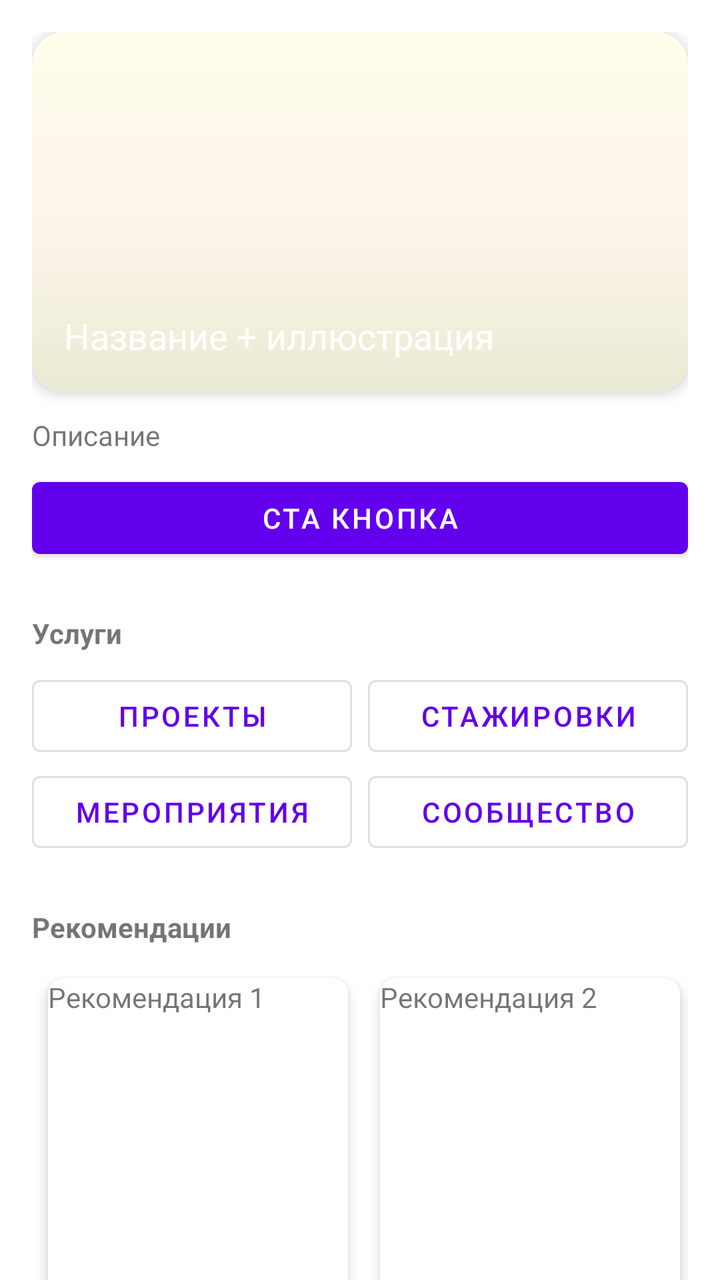
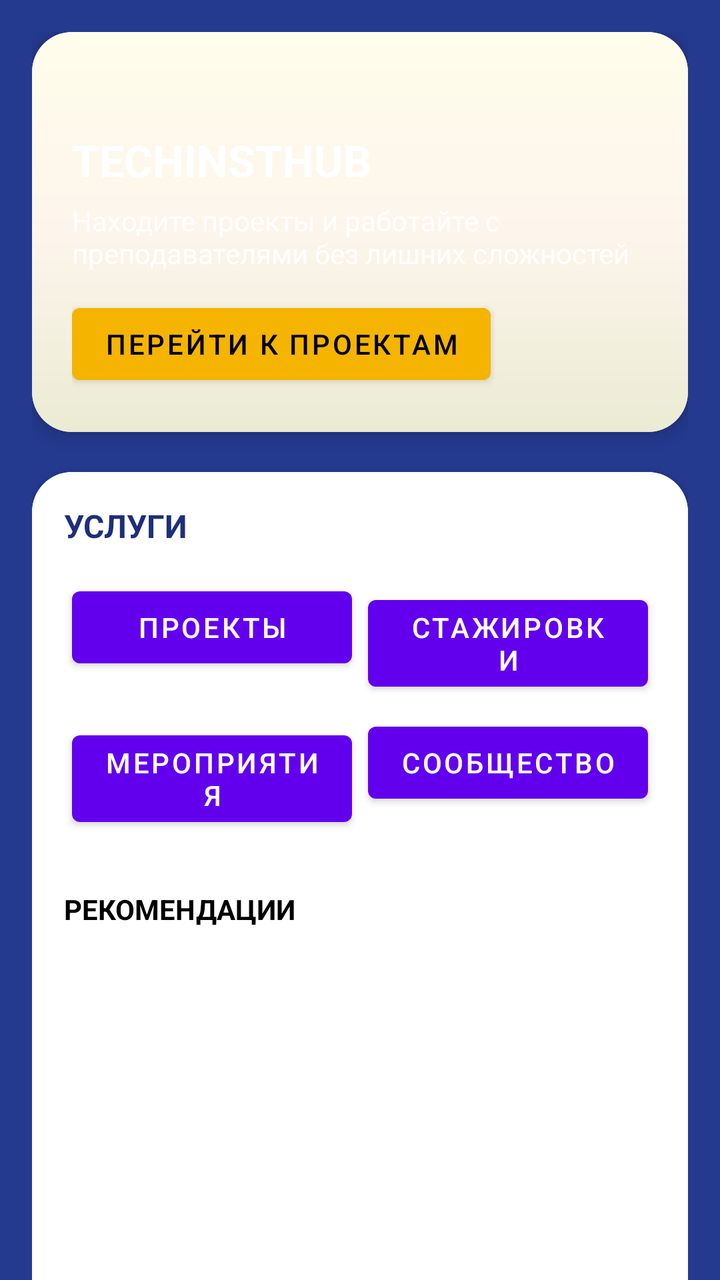

Screens rendered from an Android XML layout before and after an edit, with the pre-edit source and the edit as a unified diff.
<!-- AndroidManifest.xml: application theme Theme.MyApplication -->
<!-- res/layout/fragment_home.xml -->
<?xml version="1.0" encoding="utf-8"?>
<androidx.core.widget.NestedScrollView
    xmlns:android="http://schemas.android.com/apk/res/android"
    xmlns:app="http://schemas.android.com/apk/res-auto"
    xmlns:tools="http://schemas.android.com/tools"
    android:layout_width="match_parent"
    android:layout_height="match_parent">

    <LinearLayout
        android:layout_width="match_parent"
        android:layout_height="wrap_content"
        android:orientation="vertical"
        android:padding="16dp">

        <androidx.cardview.widget.CardView
            android:layout_width="match_parent"
            android:layout_height="180dp"
            app:cardCornerRadius="16dp"
            app:cardElevation="4dp">

            <LinearLayout
                android:layout_width="match_parent"
                android:layout_height="match_parent"
                android:orientation="vertical"
                android:gravity="bottom"
                android:background="@drawable/header_background"
                android:padding="16dp">

                <TextView
                    android:text="Название + иллюстрация"
                    android:textColor="@android:color/white"
                    android:textSize="18sp"
                    android:layout_height="wrap_content"
                    android:layout_width="wrap_content"
                    tools:ignore="HardcodedText" />

            </LinearLayout>
        </androidx.cardview.widget.CardView>

        <TextView
            android:layout_width="match_parent"
            android:layout_height="wrap_content"
            android:text="Описание"
            android:layout_marginTop="12dp"
            tools:ignore="HardcodedText" />

        <Button
            android:id="@+id/ctaButton"
            android:layout_width="match_parent"
            android:layout_height="wrap_content"
            android:text="CTA кнопка"
            android:layout_marginTop="8dp"
            tools:ignore="HardcodedText" />

        <TextView
            android:text="Услуги"
            android:textStyle="bold"
            android:layout_marginTop="24dp"
            android:layout_width="wrap_content"
            android:layout_height="wrap_content"
            tools:ignore="HardcodedText" />

        <GridLayout
            android:layout_width="match_parent"
            android:layout_height="wrap_content"
            android:columnCount="2"
            android:alignmentMode="alignMargins"
            android:columnOrderPreserved="false"
            android:layout_marginTop="8dp">

            <Button
                android:id="@+id/btnProjects"
                android:text="Проекты"
                style="@style/Widget.MaterialComponents.Button.OutlinedButton"
                android:layout_width="0dp"
                android:layout_height="wrap_content"
                android:layout_columnWeight="1"
                android:layout_marginEnd="8dp"
                tools:ignore="HardcodedText" />

            <Button
                android:id="@+id/btnInternships"
                android:text="Стажировки"
                style="@style/Widget.MaterialComponents.Button.OutlinedButton"
                android:layout_width="0dp"
                android:layout_height="wrap_content"
                android:layout_columnWeight="1"
                tools:ignore="HardcodedText" />

            <Button
                android:id="@+id/btnEvents"
                style="@style/Widget.MaterialComponents.Button.OutlinedButton"
                android:layout_width="0dp"
                android:layout_height="wrap_content"
                android:layout_row="1"
                android:layout_column="0"
                android:layout_columnWeight="1"
                android:layout_marginEnd="8dp"
                android:text="Мероприятия"
                tools:ignore="HardcodedText" />

            <Button
                android:id="@+id/btnCommunity"
                android:text="Сообщество"
                style="@style/Widget.MaterialComponents.Button.OutlinedButton"
                android:layout_width="0dp"
                android:layout_height="wrap_content"
                android:layout_columnWeight="1"
                android:layout_row="1"
                tools:ignore="HardcodedText" />

        </GridLayout>

        <TextView
            android:text="Рекомендации"
            android:textStyle="bold"
            android:layout_marginTop="24dp"
            android:id="@+id/recommendationsTitle"
            android:layout_width="wrap_content"
            android:layout_height="wrap_content"
            tools:ignore="HardcodedText" />

        <HorizontalScrollView
            android:id="@+id/RecommendationView"
            android:layout_width="match_parent"
            android:layout_height="180dp"
            android:layout_marginTop="8dp"
            app:layout_constraintTop_toBottomOf="@id/similar_projects_label"
            app:layout_constraintStart_toStartOf="parent"
            app:layout_constraintEnd_toEndOf="parent">

            <LinearLayout
                android:layout_width="wrap_content"
                android:layout_height="match_parent"
                android:orientation="horizontal">

                <androidx.cardview.widget.CardView
                    android:layout_width="150dp"
                    android:layout_height="match_parent"
                    android:layout_margin="8dp"
                    app:cardCornerRadius="8dp"
                    app:cardElevation="4dp">
                    <TextView
                        android:layout_width="wrap_content"
                        android:layout_height="wrap_content"
                        android:text="Рекомендация 1"
                        tools:ignore="HardcodedText" />
                </androidx.cardview.widget.CardView>

                <androidx.cardview.widget.CardView
                    android:layout_width="150dp"
                    android:layout_height="match_parent"
                    android:layout_margin="8dp"
                    app:cardCornerRadius="8dp"
                    app:cardElevation="4dp">
                    <TextView
                        android:layout_width="wrap_content"
                        android:layout_height="wrap_content"
                        android:text="Рекомендация 2"
                        tools:ignore="HardcodedText" />
                </androidx.cardview.widget.CardView>

                <androidx.cardview.widget.CardView
                    android:layout_width="150dp"
                    android:layout_height="match_parent"
                    android:layout_margin="8dp"
                    app:cardCornerRadius="8dp"
                    app:cardElevation="4dp">
                    <TextView
                        android:layout_width="wrap_content"
                        android:layout_height="wrap_content"
                        android:text="Рекомендация 3"
                        tools:ignore="HardcodedText" />
                </androidx.cardview.widget.CardView>

                <androidx.cardview.widget.CardView
                    android:layout_width="150dp"
                    android:layout_height="match_parent"
                    android:layout_margin="8dp"
                    app:cardCornerRadius="8dp"
                    app:cardElevation="4dp">
                    <TextView
                        android:layout_width="wrap_content"
                        android:layout_height="wrap_content"
                        android:text="Рекомендация 4"
                        tools:ignore="HardcodedText" />
                </androidx.cardview.widget.CardView>

            </LinearLayout>
        </HorizontalScrollView>


        <TextView
            android:text="Наши новости"
            android:textStyle="bold"
            android:id="@+id/newsTitle"
            android:layout_marginTop="24dp"
            android:layout_width="wrap_content"
            android:layout_height="wrap_content"
            tools:ignore="HardcodedText" />

        <androidx.recyclerview.widget.RecyclerView
            android:id="@+id/newsRecyclerView"
            android:layout_width="match_parent"
            android:nestedScrollingEnabled="false"
            android:clipToPadding="false"
            android:layout_height="wrap_content"/>

    </LinearLayout>
</androidx.core.widget.NestedScrollView>
<!-- resources referenced by this layout -->
<resources>
  <!-- drawable header_background (drawable) -->
  <shape xmlns:android="http://schemas.android.com/apk/res/android">
      <corners android:radius="0dp"/>
  
      <gradient
          android:angle="270"
          android:endColor="#FFEBEBD3"
          android:centerColor="#FFFDF5EC"
          android:startColor="#FFFFFDEB" />
  </shape>
  <style name="Theme.MyApplication" parent="Theme.MaterialComponents.DayNight.DarkActionBar">
          
          <item name="colorPrimary">@color/purple_500</item>
          <item name="colorPrimaryVariant">@color/purple_700</item>
          <item name="colorOnPrimary">@color/white</item>
          
          <item name="colorSecondary">@color/teal_200</item>
          <item name="colorSecondaryVariant">@color/teal_700</item>
          <item name="colorOnSecondary">@color/black</item>
          
          <item name="android:statusBarColor">?attr/colorPrimaryVariant</item>
          
      </style>
  <color name="purple_500">#FF6200EE</color>
  <color name="purple_700">#FF3700B3</color>
  <color name="white">#FFFFFFFF</color>
  <color name="teal_200">#FF03DAC5</color>
  <color name="teal_700">#FF018786</color>
  <color name="black">#FF000000</color>
</resources>

<!-- the commit's change to res/layout/fragment_home.xml (unified diff, before → after) -->
@@ -2,9 +2,9 @@
 <androidx.core.widget.NestedScrollView
     xmlns:android="http://schemas.android.com/apk/res/android"
     xmlns:app="http://schemas.android.com/apk/res-auto"
-    xmlns:tools="http://schemas.android.com/tools"
     android:layout_width="match_parent"
-    android:layout_height="match_parent">
+    android:layout_height="match_parent"
+    android:background="#243A8F">
 
     <LinearLayout
         android:layout_width="match_parent"
@@ -14,9 +14,9 @@
 
         <androidx.cardview.widget.CardView
             android:layout_width="match_parent"
-            android:layout_height="180dp"
-            app:cardCornerRadius="16dp"
-            app:cardElevation="4dp">
+            android:layout_height="200dp"
+            app:cardCornerRadius="20dp"
+            app:cardElevation="6dp">
 
             <LinearLayout
                 android:layout_width="match_parent"
@@ -24,187 +24,137 @@
                 android:orientation="vertical"
                 android:gravity="bottom"
                 android:background="@drawable/header_background"
-                android:padding="16dp">
+                android:padding="20dp">
 
                 <TextView
-                    android:text="Название + иллюстрация"
+                    android:text="TECHINSTHUB"
                     android:textColor="@android:color/white"
-                    android:textSize="18sp"
+                    android:textSize="22sp"
+                    android:textStyle="bold"
                     android:layout_height="wrap_content"
-                    android:layout_width="wrap_content"
-                    tools:ignore="HardcodedText" />
+                    android:layout_width="wrap_content"/>
 
+                <TextView
+                    android:text="Находите проекты и работайте с преподавателями без лишних сложностей"
+                    android:textColor="#DDFFFFFF"
+                    android:textSize="14sp"
+                    android:layout_marginTop="6dp"
+                    android:layout_height="wrap_content"
+                    android:layout_width="wrap_content"/>
+
+                <Button
+                    android:text="Перейти к проектам"
+                    android:layout_marginTop="12dp"
+                    android:backgroundTint="#F4B400"
+                    android:textColor="@android:color/black"
+                    android:layout_height="wrap_content"
+                    android:layout_width="wrap_content"/>
             </LinearLayout>
         </androidx.cardview.widget.CardView>
 
-        <TextView
+        <androidx.cardview.widget.CardView
             android:layout_width="match_parent"
             android:layout_height="wrap_content"
-            android:text="Описание"
-            android:layout_marginTop="12dp"
-            tools:ignore="HardcodedText" />
+            android:layout_marginTop="20dp"
+            app:cardCornerRadius="20dp"
+            app:cardElevation="4dp">
 
-        <Button
-            android:id="@+id/ctaButton"
+            <LinearLayout
+                android:layout_width="match_parent"
+                android:layout_height="wrap_content"
+                android:orientation="vertical"
+                android:padding="16dp"
+                android:background="@android:color/white">
+
+                <TextView
+                    android:text="УСЛУГИ"
+                    android:textStyle="bold"
+                    android:textSize="16sp"
+                    android:textColor="#1E2F7A"
+                    android:layout_height="wrap_content"
+                    android:layout_width="wrap_content"/>
+
+                <GridLayout
+                    android:layout_width="match_parent"
+                    android:layout_height="wrap_content"
+                    android:columnCount="2"
+                    android:layout_marginTop="12dp">
+
+                    <Button
+                        android:id="@+id/btnProjects"
+                        android:text="Проекты"
+                        android:layout_width="0dp"
+                        android:layout_height="wrap_content"
+                        android:layout_columnWeight="1"
+                        android:layout_margin="4dp"/>
+
+                    <Button
+                        android:text="Стажировки"
+                        android:layout_width="0dp"
+                        android:layout_height="wrap_content"
+                        android:layout_columnWeight="1"
+                        android:layout_margin="4dp"/>
+
+                    <Button
+                        android:text="Мероприятия"
+                        android:layout_width="0dp"
+                        android:layout_height="wrap_content"
+                        android:layout_columnWeight="1"
+                        android:layout_margin="4dp"/>
+
+                    <Button
+                        android:text="Сообщество"
+                        android:layout_width="0dp"
+                        android:layout_height="wrap_content"
+                        android:layout_columnWeight="1"
+                        android:layout_margin="4dp"/>
+                </GridLayout>
+                <TextView
+                    android:text="РЕКОМЕНДАЦИИ"
+                    android:textStyle="bold"
+                    android:textColor="@color/black"
+                    android:layout_marginTop="24dp"
+                    android:layout_height="wrap_content"
+                    android:layout_width="wrap_content"/>
+
+                <androidx.recyclerview.widget.RecyclerView
+                    android:id="@+id/recyclerRecommendationProjects"
+                    android:layout_width="match_parent"
+                    android:layout_height="180dp"
+                    android:layout_marginTop="8dp"
+                    android:overScrollMode="never"/>
+
+                <TextView
+                    android:layout_width="wrap_content"
+                    android:layout_height="wrap_content"
+                    android:text="смотреть все"
+                    android:textColor="@color/black"
+                    android:gravity="end"/>
+            </LinearLayout>
+
+        </androidx.cardview.widget.CardView>
+
+        <TextView
+            android:text="НАШИ НОВОСТИ"
+            android:textStyle="bold"
+            android:textColor="#FFFFFF"
+            android:layout_marginTop="24dp"
+            android:layout_height="wrap_content"
+            android:layout_width="wrap_content"/>
+
+        <androidx.recyclerview.widget.RecyclerView
+            android:id="@+id/recyclerRecommendationNews"
             android:layout_width="match_parent"
             android:layout_height="wrap_content"
-            android:text="CTA кнопка"
             android:layout_marginTop="8dp"
-            tools:ignore="HardcodedText" />
+            android:overScrollMode="never"/>
 
         <TextView
-            android:text="Услуги"
-            android:textStyle="bold"
-            android:layout_marginTop="24dp"
             android:layout_width="wrap_content"
             android:layout_height="wrap_content"
-            tools:ignore="HardcodedText" />
-
-        <GridLayout
-            android:layout_width="match_parent"
-            android:layout_height="wrap_content"
-            android:columnCount="2"
-            android:alignmentMode="alignMargins"
-            android:columnOrderPreserved="false"
-            android:layout_marginTop="8dp">
-
-            <Button
-                android:id="@+id/btnProjects"
-                android:text="Проекты"
-                style="@style/Widget.MaterialComponents.Button.OutlinedButton"
-                android:layout_width="0dp"
-                android:layout_height="wrap_content"
-                android:layout_columnWeight="1"
-                android:layout_marginEnd="8dp"
-                tools:ignore="HardcodedText" />
-
-            <Button
-                android:id="@+id/btnInternships"
-                android:text="Стажировки"
-                style="@style/Widget.MaterialComponents.Button.OutlinedButton"
-                android:layout_width="0dp"
-                android:layout_height="wrap_content"
-                android:layout_columnWeight="1"
-                tools:ignore="HardcodedText" />
-
-            <Button
-                android:id="@+id/btnEvents"
-                style="@style/Widget.MaterialComponents.Button.OutlinedButton"
-                android:layout_width="0dp"
-                android:layout_height="wrap_content"
-                android:layout_row="1"
-                android:layout_column="0"
-                android:layout_columnWeight="1"
-                android:layout_marginEnd="8dp"
-                android:text="Мероприятия"
-                tools:ignore="HardcodedText" />
-
-            <Button
-                android:id="@+id/btnCommunity"
-                android:text="Сообщество"
-                style="@style/Widget.MaterialComponents.Button.OutlinedButton"
-                android:layout_width="0dp"
-                android:layout_height="wrap_content"
-                android:layout_columnWeight="1"
-                android:layout_row="1"
-                tools:ignore="HardcodedText" />
-
-        </GridLayout>
-
-        <TextView
-            android:text="Рекомендации"
-            android:textStyle="bold"
-            android:layout_marginTop="24dp"
-            android:id="@+id/recommendationsTitle"
-            android:layout_width="wrap_content"
-            android:layout_height="wrap_content"
-            tools:ignore="HardcodedText" />
-
-        <HorizontalScrollView
-            android:id="@+id/RecommendationView"
-            android:layout_width="match_parent"
-            android:layout_height="180dp"
-            android:layout_marginTop="8dp"
-            app:layout_constraintTop_toBottomOf="@id/similar_projects_label"
-            app:layout_constraintStart_toStartOf="parent"
-            app:layout_constraintEnd_toEndOf="parent">
-
-            <LinearLayout
-                android:layout_width="wrap_content"
-                android:layout_height="match_parent"
-                android:orientation="horizontal">
-
-                <androidx.cardview.widget.CardView
-                    android:layout_width="150dp"
-                    android:layout_height="match_parent"
-                    android:layout_margin="8dp"
-                    app:cardCornerRadius="8dp"
-                    app:cardElevation="4dp">
-                    <TextView
-                        android:layout_width="wrap_content"
-                        android:layout_height="wrap_content"
-                        android:text="Рекомендация 1"
-                        tools:ignore="HardcodedText" />
-                </androidx.cardview.widget.CardView>
-
-                <androidx.cardview.widget.CardView
-                    android:layout_width="150dp"
-                    android:layout_height="match_parent"
-                    android:layout_margin="8dp"
-                    app:cardCornerRadius="8dp"
-                    app:cardElevation="4dp">
-                    <TextView
-                        android:layout_width="wrap_content"
-                        android:layout_height="wrap_content"
-                        android:text="Рекомендация 2"
-                        tools:ignore="HardcodedText" />
-                </androidx.cardview.widget.CardView>
-
-                <androidx.cardview.widget.CardView
-                    android:layout_width="150dp"
-                    android:layout_height="match_parent"
-                    android:layout_margin="8dp"
-                    app:cardCornerRadius="8dp"
-                    app:cardElevation="4dp">
-                    <TextView
-                        android:layout_width="wrap_content"
-                        android:layout_height="wrap_content"
-                        android:text="Рекомендация 3"
-                        tools:ignore="HardcodedText" />
-                </androidx.cardview.widget.CardView>
-
-                <androidx.cardview.widget.CardView
-                    android:layout_width="150dp"
-                    android:layout_height="match_parent"
-                    android:layout_margin="8dp"
-                    app:cardCornerRadius="8dp"
-                    app:cardElevation="4dp">
-                    <TextView
-                        android:layout_width="wrap_content"
-                        android:layout_height="wrap_content"
-                        android:text="Рекомендация 4"
-                        tools:ignore="HardcodedText" />
-                </androidx.cardview.widget.CardView>
-
-            </LinearLayout>
-        </HorizontalScrollView>
-
-
-        <TextView
-            android:text="Наши новости"
-            android:textStyle="bold"
-            android:id="@+id/newsTitle"
-            android:layout_marginTop="24dp"
-            android:layout_width="wrap_content"
-            android:layout_height="wrap_content"
-            tools:ignore="HardcodedText" />
-
-        <androidx.recyclerview.widget.RecyclerView
-            android:id="@+id/newsRecyclerView"
-            android:layout_width="match_parent"
-            android:nestedScrollingEnabled="false"
-            android:clipToPadding="false"
-            android:layout_height="wrap_content"/>
+            android:text="смотреть все"
+            android:textColor="@color/black"
+            android:gravity="end"/>
 
     </LinearLayout>
 </androidx.core.widget.NestedScrollView>
